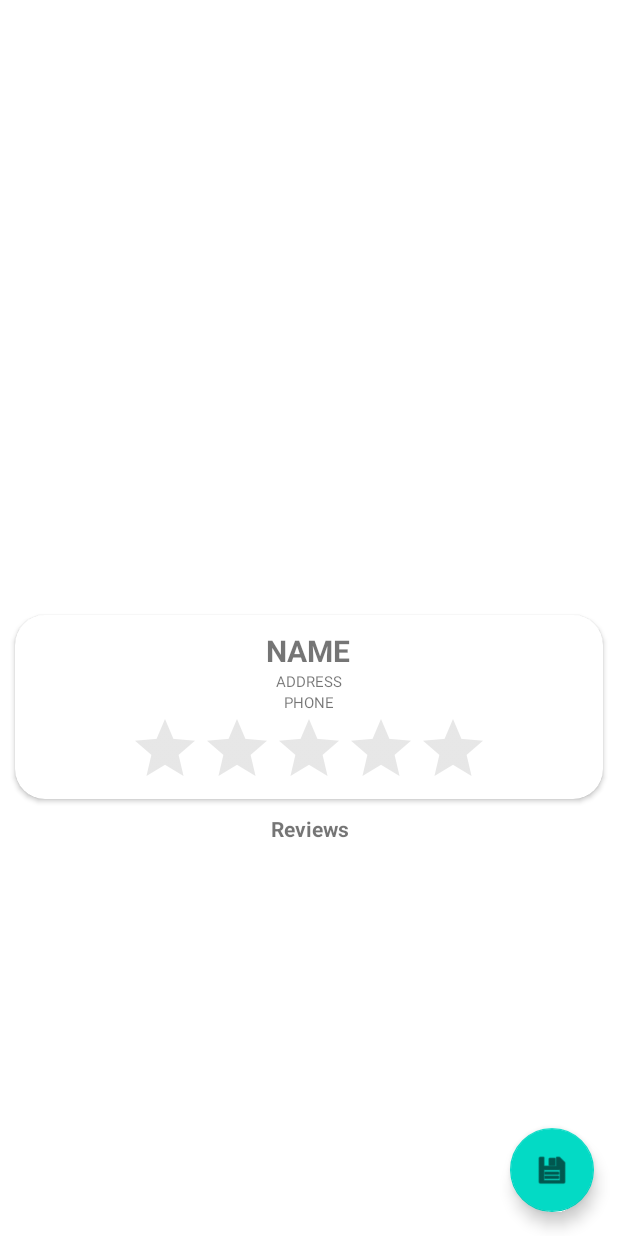
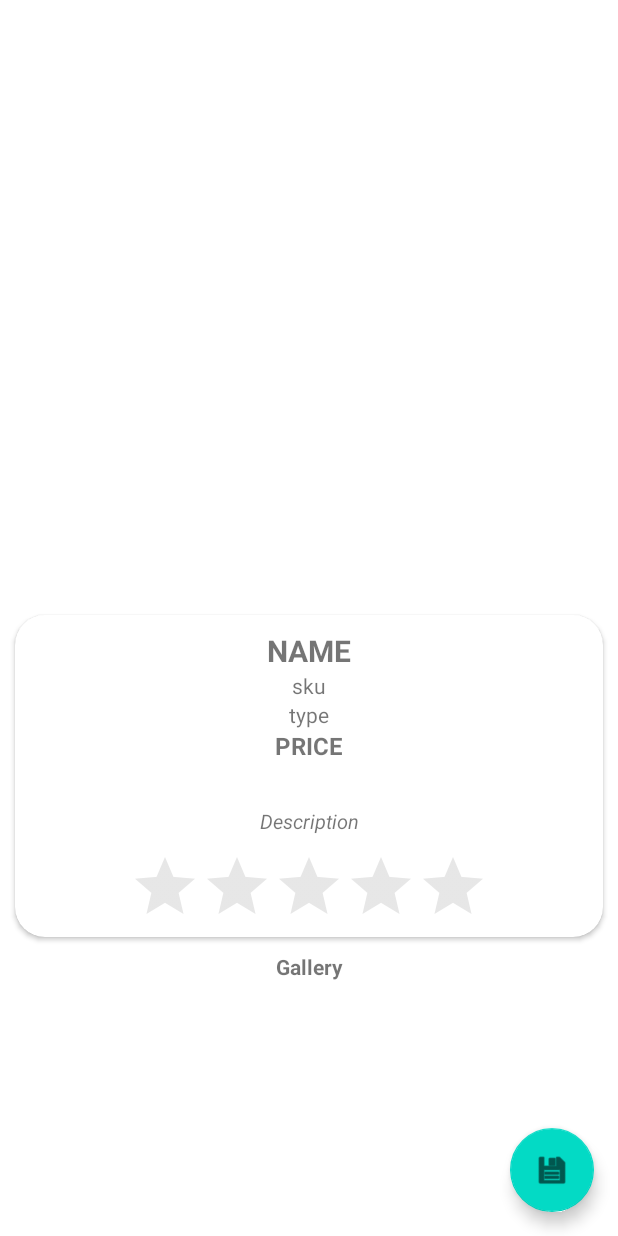
Before and after one commit to luizeth0/BestBuyCapstoneProject, an Android app: the layout fragment_details.xml on its own in the app's theme, with its tools: preview values and no code run, on a phone screen of 412 x 824 dp. Run offline under Robolectric (Android 15) with nearby library versions, the phone set to English and light mode, and no system bars; network calls fail.

Commit message:
Added search view in products, retrieve data for location stores & add markers in the MapView...Improving a little bit the design and presentation of the app

```diff
--- a/app/src/main/java/com/capstoneproject/bestbuy/rest/BestBuyRepository.kt
+++ b/app/src/main/java/com/capstoneproject/bestbuy/rest/BestBuyRepository.kt
@@ -49,7 +49,7 @@ class BestBuyRepositoryImpl @Inject constructor(
         emit(UIState.LOADING)
 
         try {
-            val encodedEndpoint = URLEncoder.encode("(area(${coordinates.latitude},${coordinates.longitude},200))", "UTF-8")
+            val encodedEndpoint = URLEncoder.encode("(area(${coordinates.latitude},${coordinates.longitude},100))", "UTF-8")
             val response = bestBuyApi.getStores(encodedEndpoint)
             Log.d(TAG, "Hello1: $response")
             if (response.isSuccessful) {
--- a/app/src/main/java/com/capstoneproject/bestbuy/utils/ViewType.kt
+++ b/app/src/main/java/com/capstoneproject/bestbuy/utils/ViewType.kt
@@ -2,9 +2,10 @@ package com.capstoneproject.bestbuy.utils
 
 import com.capstoneproject.bestbuy.model.domain.ProductDomain
 import com.capstoneproject.bestbuy.model.domain.StoreDomain
+import com.capstoneproject.bestbuy.model.products.Image
 
 sealed class ViewType {
     data class PRODUCT(val productList: ProductDomain) : ViewType()
-    data class DETAILS_PRODUCT(val productList: ProductDomain) : ViewType()
+    data class IMAGES_PRODUCT(val imageList: Image) : ViewType()
     data class STORE(val storeList: StoreDomain) : ViewType()
 }
--- a/app/src/main/java/com/capstoneproject/bestbuy/view/MainActivity.kt
+++ b/app/src/main/java/com/capstoneproject/bestbuy/view/MainActivity.kt
@@ -37,7 +37,7 @@ class MainActivity : AppCompatActivity() {
         // menu should be considered as top level destinations.
         appBarConfiguration = AppBarConfiguration(
             setOf(
-                R.id.nav_products, R.id.nav_stores, R.id.nav_categories, R.id.nav_recommendations
+                R.id.nav_products, R.id.nav_stores, R.id.nav_categories, R.id.nav_recommendations, R.id.nav_cart
             ), drawerLayout
         )
         setupActionBarWithNavController(navController, appBarConfiguration)
--- a/app/src/main/java/com/capstoneproject/bestbuy/viewmodel/BestBuyViewModel.kt
+++ b/app/src/main/java/com/capstoneproject/bestbuy/viewmodel/BestBuyViewModel.kt
@@ -40,6 +40,10 @@ class BestBuyViewModel @Inject constructor(
     var price = 0.0
     var rating = 0.0
     var reviewcount = 0
+    var desc = ""
+    var addcart = ""
+
+
 
     private val _products : MutableLiveData<UIState<List<ProductDomain>>> = MutableLiveData(UIState.LOADING)
     val products : MutableLiveData<UIState<List<ProductDomain>>> get() = _products
--- a/app/src/main/res/layout/fragment_details.xml
+++ b/app/src/main/res/layout/fragment_details.xml
@@ -37,9 +37,10 @@
 
 
                     <TextView
-                        android:id="@+id/name_details"
-                        android:layout_width="wrap_content"
+                        android:id="@+id/details_name"
+                        android:layout_width="match_parent"
                         android:layout_height="wrap_content"
+                        android:textAlignment="center"
                         android:textSize="20sp"
                         android:textStyle="bold"
                         android:text="NAME"
@@ -47,25 +48,47 @@
                         android:layout_marginTop="10dp"/>
 
                     <TextView
-                        android:id="@+id/addres_details"
+                        android:id="@+id/details_sku"
                         android:layout_width="wrap_content"
                         android:layout_height="wrap_content"
-                        android:textSize="10sp"
-                        android:text="ADDRESS"
+                        android:textSize="14sp"
+                        android:text="sku"
                         android:layout_gravity="center"/>
 
                     <TextView
-                        android:id="@+id/phone_details"
+                        android:id="@+id/details_type"
                         android:layout_width="wrap_content"
                         android:layout_height="wrap_content"
-                        android:textSize="10sp"
-                        android:text="PHONE"
+                        android:textSize="14sp"
+                        android:text="type"
+                        android:layout_gravity="center"/>
+
+                    <TextView
+                        android:id="@+id/details_price"
+                        android:layout_width="wrap_content"
+                        android:layout_height="wrap_content"
+                        android:textSize="16sp"
+                        android:textStyle="bold"
+                        android:text="PRICE"
                         android:layout_gravity="center"/>
 
                     <Space
                         android:layout_width="match_parent"
+                        android:layout_height="20dp"
+                        android:layout_gravity="center"/>
+
+                    <TextView
+                        android:id="@+id/details_description"
+                        android:layout_width="match_parent"
                         android:layout_height="wrap_content"
-                        android:layout_gravity="center"/>
+                        android:text="Description"
+                        android:textAlignment="center"
+                        android:textStyle="italic"
+                        android:padding="10dp"
+                        android:justificationMode="inter_word"
+                        android:autoSizeTextType="uniform"
+                        android:autoSizeMinTextSize="9sp"
+                        android:autoSizeMaxTextSize="13sp"/>
 
                     <RatingBar
                         android:id="@+id/rating_detail"
@@ -91,29 +114,41 @@
                 <TextView
                     android:layout_width="match_parent"
                     android:layout_height="wrap_content"
-                    android:text="Reviews"
+                    android:text="Gallery"
                     android:textSize="14sp"
                     android:textStyle="bold"
                     android:gravity="center"/>
 
+                <Space
+                    android:layout_width="match_parent"
+                    android:layout_height="10dp"
+                    android:layout_gravity="center"/>
+
                 <androidx.recyclerview.widget.RecyclerView
-                    android:id="@+id/rv_review"
+                    android:id="@+id/rv_images"
                     android:layout_width="match_parent"
                     android:layout_height="wrap_content"
                     android:layout_gravity="center"/>
 
             </LinearLayout>
 
+            <Space
+                android:layout_width="match_parent"
+                android:layout_height="50dp"
+                android:layout_gravity="center"/>
+
         </LinearLayout>
 
     </androidx.core.widget.NestedScrollView>
+
     <com.google.android.material.floatingactionbutton.FloatingActionButton
         android:id="@+id/fab"
         android:layout_width="wrap_content"
         android:layout_height="wrap_content"
         android:layout_gravity="bottom|end"
         android:layout_marginEnd="@dimen/fab_margin"
-        android:layout_marginBottom="16dp"
+        android:layout_marginBottom="@dimen/fab_margin"
+        android:elevation="@dimen/fab_margin"
         app:srcCompat="@android:drawable/ic_menu_save"
         app:layout_constraintBottom_toBottomOf="parent"
         app:layout_constraintEnd_toEndOf="parent"/>
--- a/app/src/main/res/menu/main.xml
+++ b/app/src/main/res/menu/main.xml
@@ -14,5 +14,6 @@
         android:orderInCategory="100"
         android:title="@string/action_cart"
         android:icon="@drawable/shopping_cart"
+        android:visible="false"
         app:showAsAction="always" />
 </menu>
--- a/app/src/main/res/values-night/themes.xml
+++ b/app/src/main/res/values-night/themes.xml
@@ -2,20 +2,42 @@
     <!-- Base application theme. -->
     <style name="Theme.BestBuy" parent="Theme.MaterialComponents.DayNight.DarkActionBar">
         <!-- Primary brand color. -->
-        <item name="colorPrimary">@color/purple_200</item>
+        <item name="colorPrimary">@color/purple_500</item>
         <item name="colorPrimaryVariant">@color/purple_700</item>
-        <item name="colorOnPrimary">@color/black</item>
+        <item name="colorOnPrimary">@color/white</item>
         <!-- Secondary brand color. -->
         <item name="colorSecondary">@color/teal_200</item>
-        <item name="colorSecondaryVariant">@color/teal_200</item>
+        <item name="colorSecondaryVariant">@color/teal_700</item>
         <item name="colorOnSecondary">@color/black</item>
         <!-- Status bar color. -->
-        <item name="android:statusBarColor">?attr/colorPrimaryVariant</item>
+        <item name="android:statusBarColor">#F44336</item>
         <!-- Customize your theme here. -->
     </style>
 
+    <style name="Theme.BestBuy.Fullscreen" parent="Theme.BestBuy">
+        <item name="android:actionBarStyle">@style/Widget.Theme.BestBuy.ActionBar.Fullscreen</item>
+        <item name="android:windowActionBarOverlay">true</item>
+        <item name="android:windowBackground">@null</item>
+    </style>
+
     <style name="ThemeOverlay.BestBuy.FullscreenContainer" parent="">
-        <item name="fullscreenBackgroundColor">@color/light_blue_900</item>
-        <item name="fullscreenTextColor">@color/light_blue_A400</item>
+        <item name="fullscreenBackgroundColor">#0046BE</item>
+        <item name="fullscreenTextColor">@color/light_blue_A200</item>
     </style>
+
+    <style name="Theme.BestBuy.NoActionBar">
+        <item name="windowActionBar">false</item>
+        <item name="windowNoTitle">true</item>
+    </style>
+
+    <style name="RatingBar" parent="Theme.AppCompat">
+        <item name="colorControlNormal">@color/contnormal</item>
+        <item name="colorControlActivated">@color/contactiv</item>
+    </style>
+    <color name="contnormal">#AFAFAF</color>
+    <color name="contactiv">#D5C21E</color>
+
+    <style name="Theme.BestBuy.AppBarOverlay" parent="ThemeOverlay.AppCompat.Dark.ActionBar" />
+
+    <style name="Theme.BestBuy.PopupOverlay" parent="ThemeOverlay.AppCompat.Light" />
 </resources>
--- a/app/src/main/res/values/strings.xml
+++ b/app/src/main/res/values/strings.xml
@@ -15,6 +15,7 @@
     <string name="menu_categories">Categories</string>
     <string name="menu_openbox">Open Box</string>
     <string name="menu_recommendations">Recommendations</string>
+    <string name="menu_details">Details</string>
 
     <string name="menu_cart">Cart</string>
 
--- a/app/src/main/res/values/themes.xml
+++ b/app/src/main/res/values/themes.xml
@@ -10,7 +10,7 @@
         <item name="colorSecondaryVariant">@color/teal_700</item>
         <item name="colorOnSecondary">@color/black</item>
         <!-- Status bar color. -->
-        <item name="android:statusBarColor">?attr/colorPrimaryVariant</item>
+        <item name="android:statusBarColor">#F44336</item>
         <!-- Customize your theme here. -->
     </style>
 
```
Also changed, not shown: app/src/main/java/com/capstoneproject/bestbuy/model/domain/ProductDomain.kt (+11 -2 lines), app/src/main/java/com/capstoneproject/bestbuy/model/products/Image.kt (+1 -11 lines), app/src/main/java/com/capstoneproject/bestbuy/model/products/Product.kt (+1 -1 lines), app/src/main/java/com/capstoneproject/bestbuy/view/adapter/BestBuyAdapter.kt (+25 -23 lines), app/src/main/java/com/capstoneproject/bestbuy/view/ui/Details.kt (+29 -14 lines), app/src/main/java/com/capstoneproject/bestbuy/view/ui/HomeFragment.kt (+16 -3 lines), app/src/main/res/layout/images_view_item.xml (added, +19 -0 lines), app/src/main/res/layout/product_view_item.xml (+11 -11 lines), app/src/main/res/layout/store_view_item.xml (+5 -4 lines), app/src/main/res/menu/activity_main_drawer.xml (+11 -3 lines), app/src/main/res/navigation/mobile_navigation.xml (+13 -13 lines).
